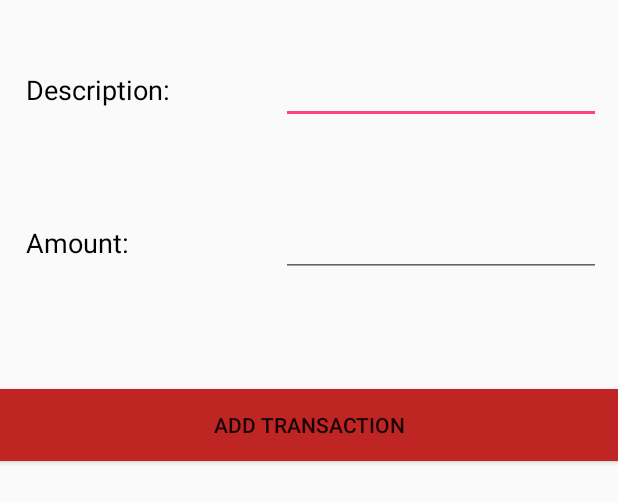
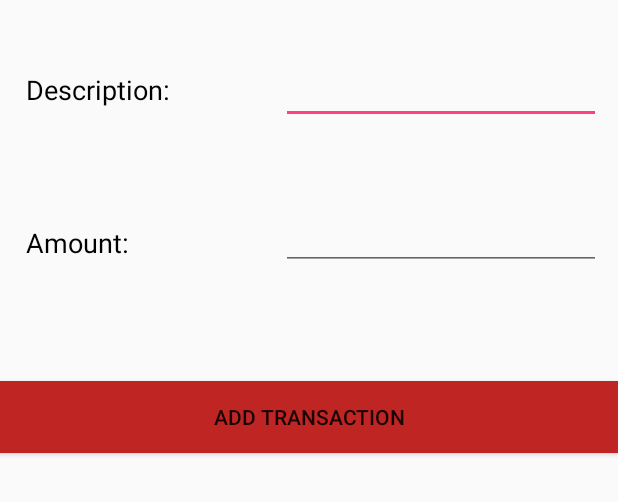
Before and after one commit to azamean/Bank, an Android app: the layout activity_add_transaction.xml on its own in the app's theme, with its tools: preview values and no code run, on a phone screen of 412 x 824 dp. Shown: the top 502 px of the screen. Run offline under Robolectric (Android 15) with nearby library versions, the phone set to English and light mode, and no system bars.

Commit message:
Revert "Changes to adding transactions"
This reverts commit fbee5cf7993c9724edd22dffd0d33a2224715918.

```diff
--- a/BankingApp/app/src/main/java/marcusobyrne/bankingapp/AddTransaction.java
+++ b/BankingApp/app/src/main/java/marcusobyrne/bankingapp/AddTransaction.java
@@ -34,8 +34,8 @@ public class AddTransaction extends AppCompatActivity {
 
             dbHandler.addTransaction(transaction);
 
+            final Intent transactionAdded = new Intent(this, MainMenu.class);
 
-/*
             AlertDialog alertDialog = new AlertDialog.Builder(AddTransaction.this).create();
             alertDialog.setTitle("Success");
             alertDialog.setMessage("Transaction has been added successfully");
@@ -43,12 +43,11 @@ public class AddTransaction extends AppCompatActivity {
                     new DialogInterface.OnClickListener() {
                         public void onClick(DialogInterface dialog, int which) {
                             dialog.dismiss();
-                            Intent transactionAdded = new Intent(this, MainMenu.class);
                             startActivity(transactionAdded);
                         }
                     });
             alertDialog.show();
-*/
+
 
     }
 }
--- a/BankingApp/app/src/main/res/layout/activity_add_transaction.xml
+++ b/BankingApp/app/src/main/res/layout/activity_add_transaction.xml
@@ -45,27 +45,26 @@
         android:ems="10"
         android:inputType="textPersonName" />
 
+    <EditText
+        android:id="@+id/editTextAmount"
+        android:layout_width="wrap_content"
+        android:layout_height="wrap_content"
+        android:layout_alignEnd="@+id/editTextDecription"
+        android:layout_alignRight="@+id/editTextDecription"
+        android:layout_below="@+id/editTextDecription"
+        android:layout_marginTop="52dp"
+        android:ems="10"
+        android:inputType="number" />
+
     <Button
         android:id="@+id/buttonAddTransaction"
         android:layout_width="match_parent"
         android:layout_height="wrap_content"
-        android:layout_marginTop="85dp"
+        android:layout_below="@+id/editTextAmount"
+        android:layout_centerHorizontal="true"
+        android:layout_marginTop="74dp"
         android:background="#bf2522"
         android:onClick="addTransaction"
-        android:text="Add Transaction"
-        android:layout_below="@+id/textView7"
-        android:layout_alignParentLeft="true"
-        android:layout_alignParentStart="true" />
-
-    <EditText
-        android:id="@+id/editTextAmount"
-        android:layout_width="wrap_content"
-        android:layout_height="wrap_content"
-        android:ems="10"
-        android:inputType="numberDecimal"
-        android:layout_alignBaseline="@+id/textView7"
-        android:layout_alignBottom="@+id/textView7"
-        android:layout_alignLeft="@+id/editTextDecription"
-        android:layout_alignStart="@+id/editTextDecription" />
+        android:text="Add Transaction" />
 
 </android.widget.RelativeLayout>
```
Also changed, not shown: BankingApp/app/src/main/java/marcusobyrne/bankingapp/DBHandler.java (+3 -6 lines), BankingApp/app/src/main/java/marcusobyrne/bankingapp/Transaction.java (+7 -7 lines), BankingApp/app/src/main/res/layout/activity_account_information.xml (+7 -6 lines).
